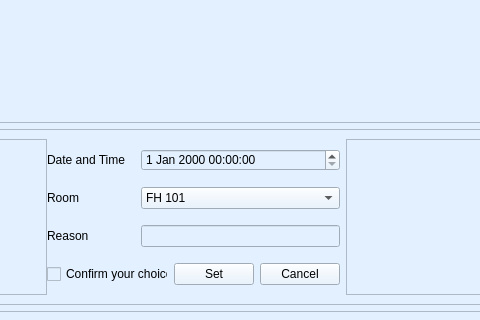
triciatriza/ccs-queue-sys, file CompStud Queuing System/CSQueuingSystem_Student.ui: the form before one commit; both pictures show x 342 to 822 and y 113 to 433 of the 1000 by 610 pixel window.
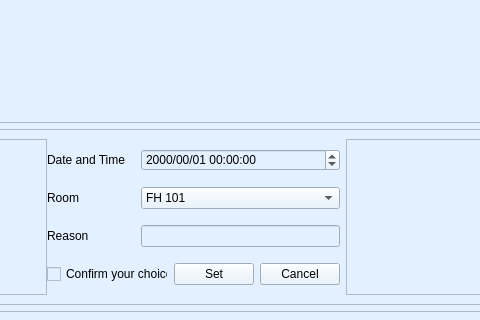
The form after the commit. The open tabs and pages were chosen to show the change. Icons and pictures are not drawn.

The edit to the form file:
```diff
--- a/CompStud Queuing System/CSQueuingSystem_Student.ui
+++ b/CompStud Queuing System/CSQueuingSystem_Student.ui
@@ -1957,7 +1957,11 @@
                      <number>16</number>
                     </property>
                     <item>
-                     <widget class="QDateTimeEdit" name="dtRsv"/>
+                     <widget class="QDateTimeEdit" name="dtRsv">
+                      <property name="displayFormat">
+                       <string>yyyy/mm/dd hh:mm:ss</string>
+                      </property>
+                     </widget>
                     </item>
                     <item>
                      <widget class="QComboBox" name="roomRsv">
```
